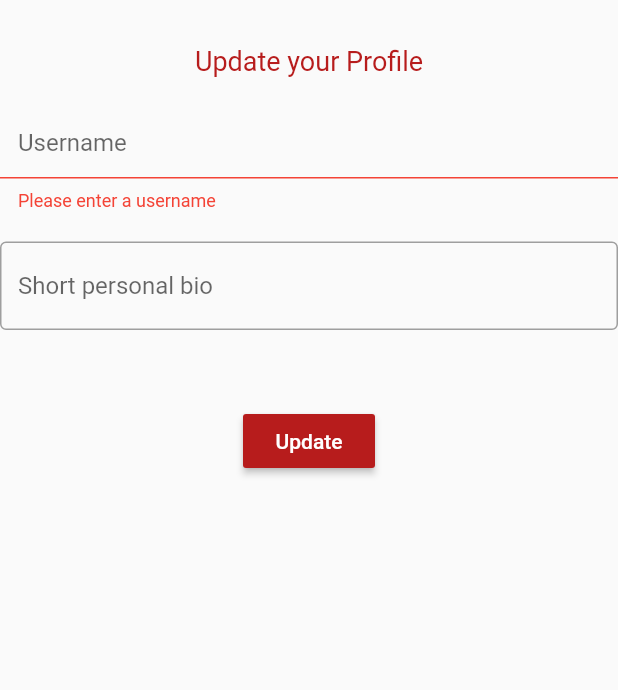
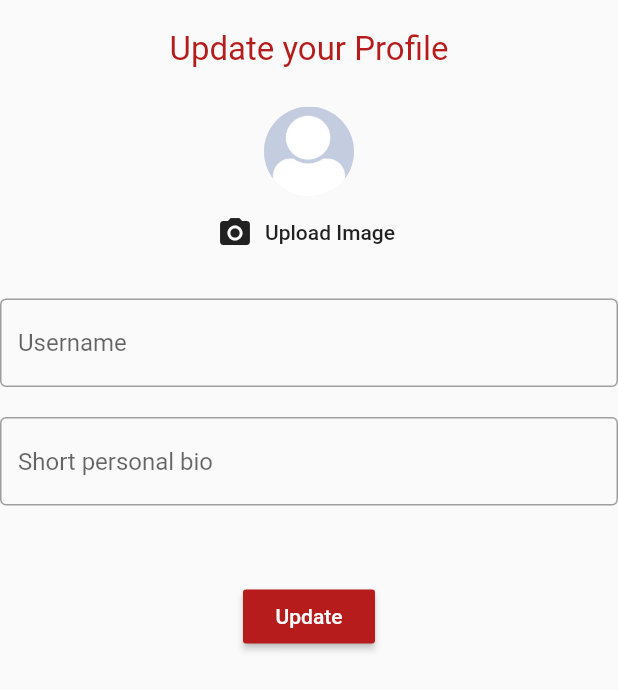
Before and after one commit to EidorianAvi/smallTALK, a Flutter app: the UpdateForm widget shown alone on an empty page, opened directly, after a tap on "Update", on a phone screen of 412 x 824 dp. Shown: the top 690 px of the screen. Run offline on Flutter 3.47's test engine with Material 2 defaults, Android fonts, the phone set to English and light mode, and no system bars; our stand-ins replace cloud_firestore, firebase_auth, firebase_storage, flutter_spinkit, image_picker; accounts and stored records are empty; network calls fail.

Commit message:
Add photo upload capability and enable profile pictures

```diff
--- a/lib/screens/home/profile.dart
+++ b/lib/screens/home/profile.dart
@@ -56,9 +56,9 @@ class _ProfileState extends State<Profile> {
                     child: SizedBox(
                       width: 180.0,
                       height: 180.0,
-                      child: Image.asset(
-                        "assets/avatar.jpg",
-                        fit: BoxFit.fill,
+                      child:  Image.network(
+                          snapshot.data.image,
+                          fit: BoxFit.fill,
                       ),
                     ),
                   ),
@@ -68,11 +68,11 @@ class _ProfileState extends State<Profile> {
               Text(
                 snapshot.data.username,
                 style: TextStyle(
-                  fontSize: 20.0,
-                  color: Colors.white,
+                  fontSize: 22.0,
+                  color: Colors.lightBlue[200],
                 ),
               ),
-              SizedBox(height: 25.0),
+              SizedBox(height: 20.0),
               Text(
                 snapshot.data.bio,
                 style: TextStyle(
--- a/lib/screens/home/update_form.dart
+++ b/lib/screens/home/update_form.dart
@@ -1,9 +1,13 @@
+import 'dart:io';
+import 'package:firebase_storage/firebase_storage.dart';
 import 'package:flutter/material.dart';
+import 'package:image_picker/image_picker.dart';
 import 'package:provider/provider.dart';
 import 'package:small_talk/models/user.dart';
 import 'package:small_talk/services/database.dart';
 import 'package:small_talk/shared/constants.dart';
 import 'package:small_talk/shared/loading_spin.dart';
+import 'package:path/path.dart';
 
 class UpdateForm extends StatefulWidget {
   @override
@@ -12,13 +16,38 @@ class UpdateForm extends StatefulWidget {
 
 class _UpdateFormState extends State<UpdateForm> {
   final _formKey = GlobalKey<FormState>();
-
+  File _image;
   String _currentUsername;
   String _currentBio;
+  String _currentImageUrl;
 
   @override
   Widget build(BuildContext context) {
+
     final user = Provider.of<User>(context);
+
+    Future getImage() async {
+      var image = await ImagePicker.pickImage(source: ImageSource.gallery);
+
+      setState(() {
+        _image = image;
+      });
+    }
+
+    Future uploadPhoto() async {
+      String fileName = basename(_image.path);
+      StorageReference firebaseStorageRef = FirebaseStorage.instance.ref().child(fileName);
+      print(firebaseStorageRef.getDownloadURL().toString());
+      StorageUploadTask uploadTask = firebaseStorageRef.putFile(_image);
+      StorageTaskSnapshot taskSnapshot = await uploadTask.onComplete;
+      if (taskSnapshot.error == null) {
+        final String downloadUrl =
+        await taskSnapshot.ref.getDownloadURL();
+        setState(() {
+          _currentImageUrl = downloadUrl;
+        });
+      }
+    }
 
     return StreamBuilder<UserData>(
       stream: DatabaseService(uid: user.uid).userData,
@@ -30,18 +59,43 @@ class _UpdateFormState extends State<UpdateForm> {
           child: Column(
             mainAxisSize: MainAxisSize.min,
             children: <Widget>[
-              SizedBox(height: 30.0),
+              SizedBox(height: 20.0),
               Text(
                 "Update your Profile",
                 style: TextStyle(
-                  fontSize: 18.0,
+                  fontSize: 22.0,
                   color: Colors.red[900],
                 ),
               ),
+              SizedBox(height: 25.0),
+              CircleAvatar(
+                radius: 30,
+                backgroundColor: Colors.grey[200],
+                child: ClipOval(
+                  child: SizedBox(
+                    width: 60.0,
+                    height: 60.0,
+                    child: _image != null
+                    ? Image.file( _image, fit: BoxFit.fill ) : Image.asset(
+                      "assets/avatar.jpg",
+                      fit: BoxFit.fill,
+                    ),
+                  ),
+                ),
+              ),
+              FlatButton.icon(
+                onPressed: () {
+                  getImage();
+                },
+                icon: Icon(
+                  Icons.camera_alt,
+                  color: Colors.grey[900],
+                ),
+                label: Text('Upload Image'),
+              ),
               SizedBox(height: 20.0),
-              TextFormField(
+             TextFormField(
                 decoration: textInputDecoration.copyWith(hintText: "Username"),
-                validator: (val) => val.isEmpty ? "Please enter a username" : null,
                 onChanged: (val) => setState(() => _currentUsername = val),
               ),
               SizedBox(height: 20.0),
@@ -60,11 +114,12 @@ class _UpdateFormState extends State<UpdateForm> {
                     ),
                   ),
                   onPressed: () async {
+                    await uploadPhoto();
                     if(_formKey.currentState.validate()) {
                       await DatabaseService(uid: user.uid).updateUserProfile(
                           _currentUsername ?? userData.username,
                           _currentBio ?? userData.bio,
-                          userData.image,
+                          _currentImageUrl ?? userData.image,
                           userData.uid,
                       );
                       Navigator.pop(context);
--- a/lib/services/auth.dart
+++ b/lib/services/auth.dart
@@ -1,6 +1,5 @@
 import 'package:firebase_auth/firebase_auth.dart';
 import 'package:small_talk/models/user.dart';
-import 'package:small_talk/screens/home/home.dart';
 import 'package:small_talk/services/database.dart';
 
 class AuthService {
```
